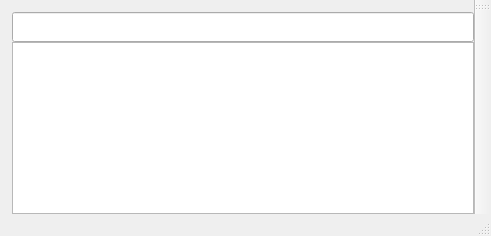
This is Clipboard/clipboard.ui in capp-adocia/Memory-Link-Board as Qt 5 draws it before an edit. The edited form follows.
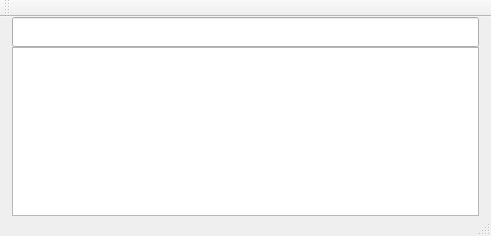
This is the edited form.

What changed in the file:
```diff
--- a/Clipboard/clipboard.ui
+++ b/Clipboard/clipboard.ui
@@ -42,10 +42,10 @@
      <number>12</number>
     </property>
     <property name="topMargin">
-     <number>12</number>
+     <number>0</number>
     </property>
     <property name="rightMargin">
-     <number>0</number>
+     <number>12</number>
     </property>
     <property name="bottomMargin">
      <number>0</number>
@@ -151,13 +151,13 @@
    <property name="minimumSize">
     <size>
      <width>0</width>
-     <height>0</height>
+     <height>20</height>
     </size>
    </property>
    <property name="maximumSize">
     <size>
      <width>16777215</width>
-     <height>16777215</height>
+     <height>20</height>
     </size>
    </property>
   </widget>
@@ -184,7 +184,7 @@
     <bool>false</bool>
    </property>
    <attribute name="toolBarArea">
-    <enum>RightToolBarArea</enum>
+    <enum>TopToolBarArea</enum>
    </attribute>
    <attribute name="toolBarBreak">
     <bool>false</bool>
```
